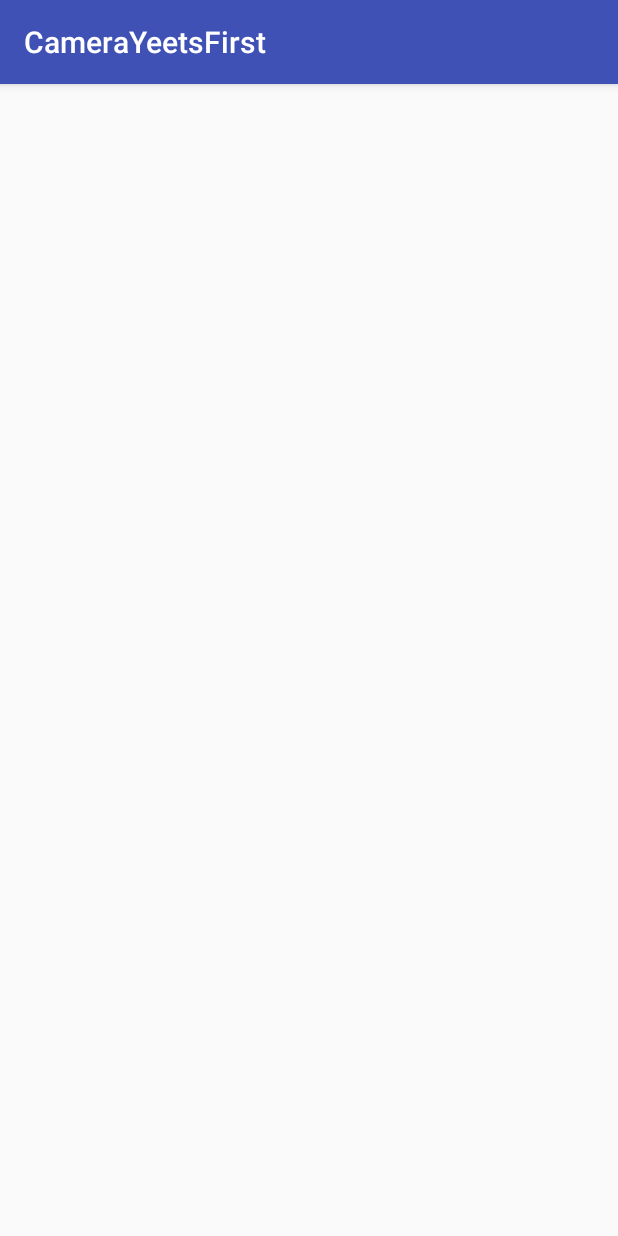
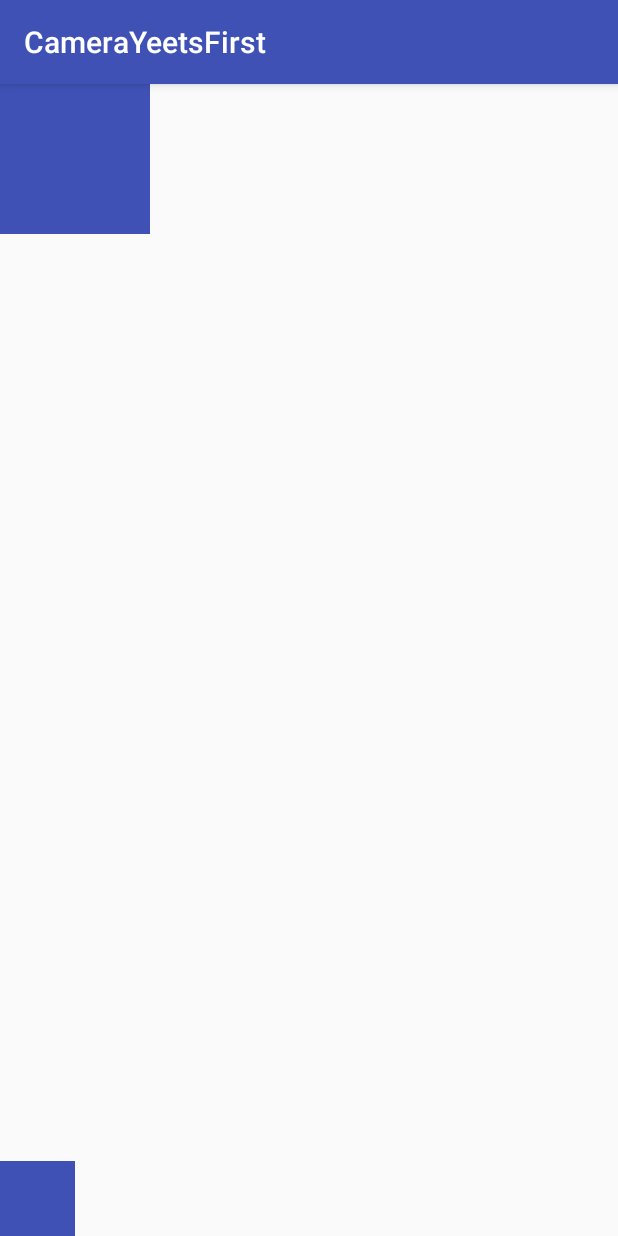
Before and after one commit to brihijoshi/swaad, an Android app: the screen it shows after launch (MainActivity), on a phone screen of 412 x 824 dp. Run offline under Robolectric (Android 15) with nearby library versions, the phone set to English and light mode, and no system bars.

Commit message:
updated android app

```diff
--- a/android/app/src/main/java/com/tengo/camerayeetsfirst/MainActivity.java
+++ b/android/app/src/main/java/com/tengo/camerayeetsfirst/MainActivity.java
@@ -33,11 +33,12 @@ public class MainActivity extends AppCompatActivity {
     private static final int CAMERA_PIC_REQUEST = 1;
     private static final int PERMISSIONS_REQUEST = 2;
     private static final String URI_PREFIX = "http://";
-    private static final String HOST = "169.228.184.253";
+    private static final String HOST = "18.222.211.32";
     private static final String PORT = "80";
     private static final String BASE_URL = URI_PREFIX + HOST + ":" + PORT;
 
     private ImageView mCameraButton;
+    private ImageView mRecipeButton;
     private ProgressBar mLoadingSpinner;
     private String mImagePath;
 
@@ -47,6 +48,7 @@ public class MainActivity extends AppCompatActivity {
         setContentView(R.layout.activity_main);
 
         mCameraButton = findViewById(R.id.camera_button);
+        mRecipeButton = findViewById(R.id.recipe_button);
         mLoadingSpinner = findViewById(R.id.loading_spinner);
         mCameraButton.setOnClickListener(new View.OnClickListener() {
             @Override
@@ -54,6 +56,14 @@ public class MainActivity extends AppCompatActivity {
                 attemptCamera();
             }
         });
+
+        mRecipeButton.setOnClickListener(new View.OnClickListener() {
+            @Override
+            public void onClick(View view) {
+                makeRecipePostRequest();
+            }
+        });
+
         Log.e("starting", "started app");
     }
 
@@ -150,23 +160,22 @@ public class MainActivity extends AppCompatActivity {
     }
 
     private void makeRecipePostRequest() {
-//        // TODO figure out the request body
-//        final RequestBody postBodyImage = new MultipartBody.Builder()
-//                .setType(MultipartBody.FORM)
-//                .addFormDataPart("image", "food.jpg", RequestBody.create(MediaType.parse("image/*jpg"), bytes))
-//                .build();
-//
-//        final String postUrl = BASE_URL + "/recipe";
-//        Networking.postRequest(postUrl, postBodyImage, new Networking.NetworkDelegate() {
-//            @Override
-//            public void onSuccess() {
-//                networkUIHandler(null);
-//            }
-//            @Override
-//            public void onFailure() {
-//                networkUIHandler("Network failure occurred!");
-//            }
-//        });
+        RequestBody requestBody = new MultipartBody.Builder()
+                .setType(MultipartBody.FORM)
+                .addFormDataPart("maxResults", "5")
+                .build();
+
+        final String postUrl = BASE_URL + "/recipe";
+        Networking.postRequest(postUrl, requestBody, new Networking.NetworkDelegate() {
+            @Override
+            public void onSuccess() {
+                networkUIHandler("Here comes the JSON recipes...");
+            }
+            @Override
+            public void onFailure() {
+                networkUIHandler("Network failure occurred!");
+            }
+        });
     }
 
     private void networkUIHandler(@Nullable final String toastText) {
--- a/android/app/src/main/res/layout/activity_main.xml
+++ b/android/app/src/main/res/layout/activity_main.xml
@@ -8,8 +8,18 @@
 
     <ImageView
         android:id="@+id/camera_button"
-        android:layout_width="match_parent"
-        android:layout_height="match_parent"
+        android:layout_width="100dp"
+        android:layout_height="100dp"
+        android:background="@color/colorPrimary"
+        android:text="Open the camera"/>
+
+
+    <ImageView
+        android:id="@+id/recipe_button"
+        android:layout_width="50dp"
+        android:layout_height="50dp"
+        app:layout_constraintBottom_toBottomOf="parent"
+        android:background="@color/colorPrimary"
         android:text="Open the camera"/>
 
 
```
